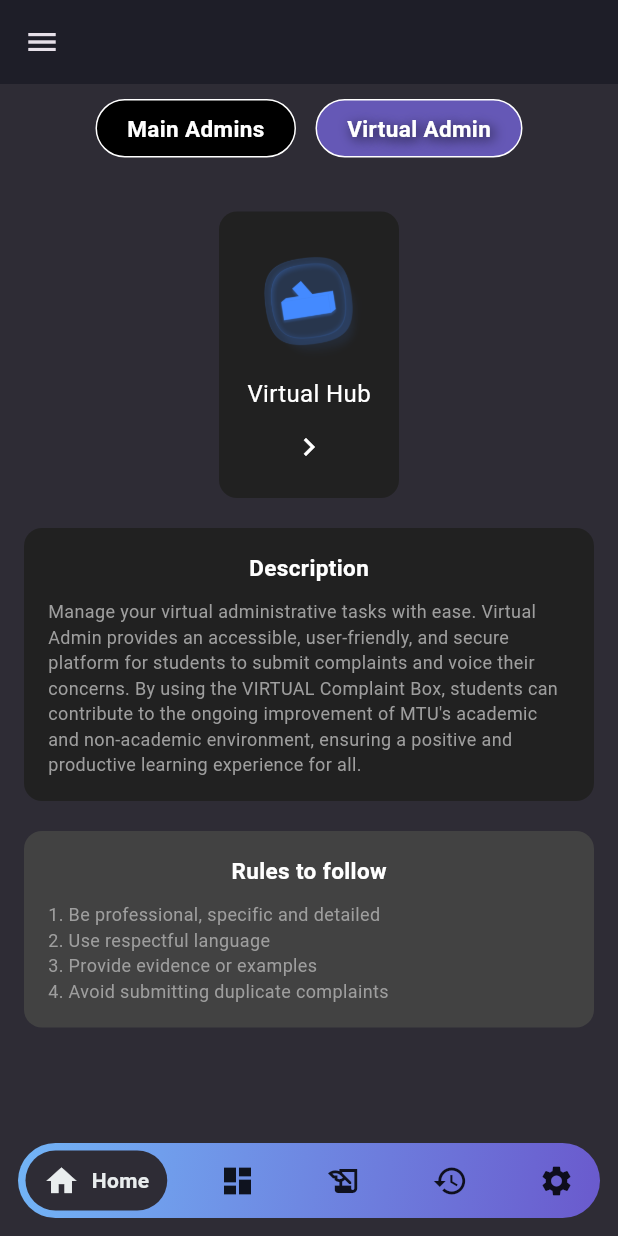
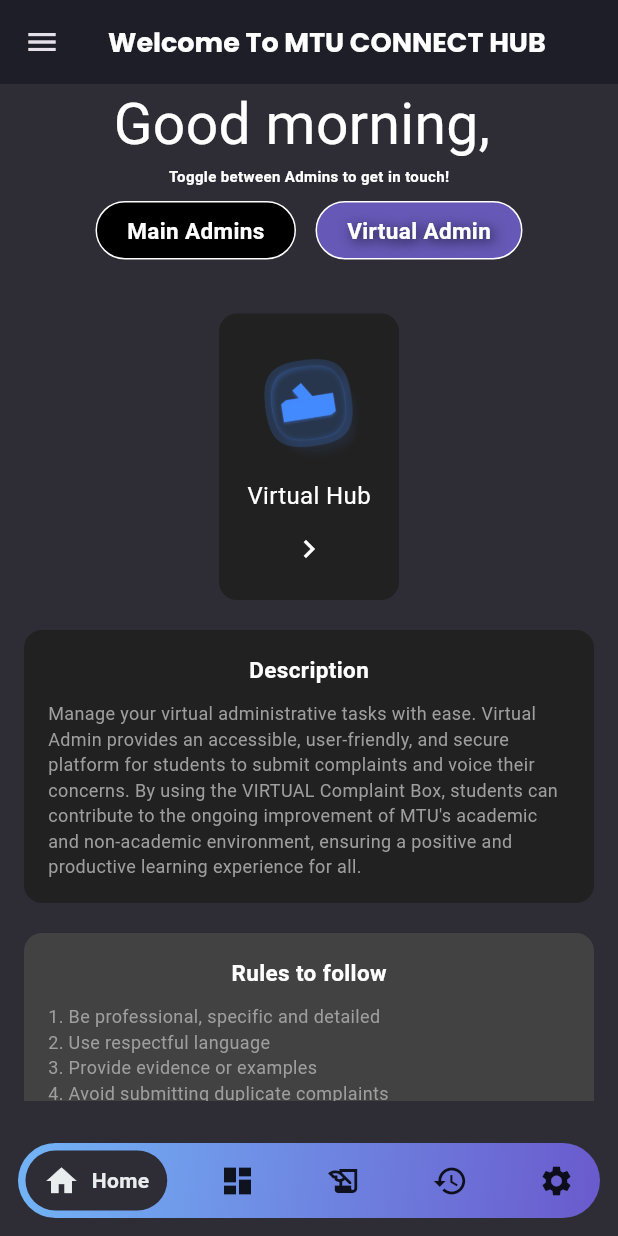
Before and after one commit to emmann-code/FINALYEARPROJECT, a Flutter app: the screen it shows once a user with an empty profile is signed in, after a tap on "Virtual Admin", on a phone screen of 412 x 824 dp. Run offline on Flutter 3.47's test engine with Material 3 defaults, Android fonts, the phone set to English and light mode, and no system bars; our stand-ins replace cloud_firestore, firebase_auth, firebase_core, firebase_storage, fl_chart, flutter_riverpod and 3 more; accounts and stored records are empty; network calls fail; Roboto replaces fonts that are missing (Aboreto); statements that could not run were skipped.

Commit message:
2nd commit

```diff
--- a/lib/features/home/presentation/home_page.dart
+++ b/lib/features/home/presentation/home_page.dart
@@ -1,6 +1,21 @@
+import 'package:firebase_auth/firebase_auth.dart';
 import 'package:flutter/material.dart';
 import 'package:google_fonts/google_fonts.dart';
 import 'package:mtu_connect_hub/features/home/data/my_complaint.dart';
+import 'package:mtu_connect_hub/features/home/presentation/user_main_admin/acacademicadvisory_office.dart';
+import 'package:mtu_connect_hub/features/home/presentation/user_main_admin/academic_office.dart';
+import 'package:mtu_connect_hub/features/home/presentation/user_main_admin/academicadv_office.dart';
+import 'package:mtu_connect_hub/features/home/presentation/user_main_admin/caferteria_office.dart';
+import 'package:mtu_connect_hub/features/home/presentation/user_main_admin/chapel_office.dart';
+import 'package:mtu_connect_hub/features/home/presentation/user_main_admin/college_office.dart';
+import 'package:mtu_connect_hub/features/home/presentation/user_main_admin/department_office.dart';
+import 'package:mtu_connect_hub/features/home/presentation/user_main_admin/finiance_assistance_office.dart';
+import 'package:mtu_connect_hub/features/home/presentation/user_main_admin/healthcare_office.dart';
+import 'package:mtu_connect_hub/features/home/presentation/user_main_admin/hostel_office.dart';
+import 'package:mtu_connect_hub/features/home/presentation/user_main_admin/it_support_office.dart';
+import 'package:mtu_connect_hub/features/home/presentation/user_main_admin/libraryhelp_office.dart';
+import 'package:mtu_connect_hub/features/home/presentation/user_main_admin/student_affairs_office.dart';
+import 'package:mtu_connect_hub/features/home/presentation/user_main_admin/technical_support_office.dart';
 import 'package:mtu_connect_hub/features/home/presentation/user_virtual_admin/virtual_hub.dart';
 import 'package:mtu_connect_hub/features/widgets/components/my_drawer.dart';
 
@@ -13,6 +28,37 @@ class Homepage extends StatefulWidget {
 
 class _HomepageState extends State<Homepage> {
   bool isMainAdmin = true;
+   String userEmail = "Guest";
+  String displayName = "Guest";
+
+  @override
+  void initState() {
+    super.initState();
+    _initializeUser();
+  }
+
+  void _initializeUser() {
+    User? user = FirebaseAuth.instance.currentUser;
+    if (user != null) {
+      setState(() {
+        userEmail = user.email ?? "Guest";
+        displayName = userEmail.split('@').first;
+      });
+    }
+  }
+
+  String _getGreeting() {
+    int hour = DateTime.now().hour;
+    if (hour >= 5 && hour < 12) {
+      return "Good morning, $displayName";
+    } else if (hour >= 12 && hour < 17) {
+      return "Good afternoon, $displayName";
+    } else if (hour >= 17 && hour < 21) {
+      return "Good evening, $displayName";
+    } else {
+      return "Good night, $displayName";
+    }
+  }
 
   @override
   Widget build(BuildContext context) {
@@ -23,15 +69,40 @@ class _HomepageState extends State<Homepage> {
       appBar: AppBar(
         backgroundColor: const Color.fromARGB(255, 30, 30, 40),
         elevation: 0,
+         title: Text(
+          'Welcome To MTU CONNECT HUB',
+          style: GoogleFonts.poppins(
+            fontSize: 18,
+            fontWeight: FontWeight.bold,
+            color: Colors.white,
           ),
-      body: SafeArea(
-        child: Column(
+        ),
+        centerTitle: true,
+      ),
+      body: Column(
         children: [
+          Text(
+           _getGreeting(),
+           style: GoogleFonts.aBeeZee(
+          fontSize: 38,
+          // fontWeight: FontWeight.bold,
+          color: Colors.white,
+                    ),
+                  ),
+          Text(
+          'Toggle between Admins to get in touch!',
+          style: GoogleFonts.styleScript(
+            fontSize: 10,
+            fontWeight: FontWeight.bold,
+            color: Colors.white,
+          ),
+        ),
           Padding(
             padding: const EdgeInsets.symmetric(horizontal: 16.0, vertical: 10),
             child: Row(
               mainAxisAlignment: MainAxisAlignment.center,
               children: [
+
                 _buildToggleButton("Main Admins", isMainAdmin, () {
                   setState(() {
                     isMainAdmin = true;
@@ -50,7 +121,6 @@ class _HomepageState extends State<Homepage> {
             child: isMainAdmin ? _buildMainAdminGrid() : _buildVirtualAdminUI(),
           ),
         ],
-        ),
       ),
     );
   }
@@ -156,42 +226,59 @@ class _HomepageState extends State<Homepage> {
   }
 
   // Widget _buildOfficeCard(String office) {
-  //   return Container(
-  //     decoration: BoxDecoration(
-  //       color: Colors.grey.shade900,
-  //       borderRadius: BorderRadius.circular(12),
-  //     ),
-  //     child: Column(
-  //       mainAxisAlignment: MainAxisAlignment.center,
-  //       children: [
-  //         CircleAvatar(
-  //           radius: 30,
-  //           backgroundColor: Colors.grey.shade700,
-  //         ),
-  //         const SizedBox(height: 10),
-  //         Text(
-  //           office,
-  //           style: const TextStyle(color: Colors.white, fontSize: 16),
-  //         ),
-  //         const SizedBox(height: 5),
-  //         IconButton(
-  //           onPressed: (){
+  // // Map office names to asset image paths
+  // final Map<String, String> officeImages = {
+  //   "Department Office": "assets/department.png",
+  //   "College Office": "assets/college.png",
+  //   "Hostel Office": "assets/hostemain.png",
+  //   "Chapel Office": "assets/chapel.png",
+  //   "Health Care Office": "assets/healthcare.png",
+  //   "Cafeteria Office": "assets/caferteria.png",
+  //   "IT Support": "assets/ICT.png",
+  //   "Library Help": "assets/library.png",
+  //   "Student Affairs": "assets/studentaffairs.png",
+  //   "Finance Assistance": "assets/finiance.png",
+  //   "Academic Advisory": "assets/academicadvise.png",
+  //   "Technical Support": "assets/technicalsupport.png",
+  // };
+
+  // // Use default image if no specific image is found
+  // String imagePath = officeImages[office] ?? "assets/studentaffairs.png";
+
+  // return Container(
+  //   decoration: BoxDecoration(
+  //     color: Colors.grey.shade900,
+  //     borderRadius: BorderRadius.circular(12),
+  //   ),
+  //   child: Column(
+  //     mainAxisAlignment: MainAxisAlignment.center,
+  //     children: [
+  //       CircleAvatar(
+  //         radius: 30,
+  //         backgroundColor: Colors.blue.shade300,
+  //         backgroundImage: AssetImage(imagePath), // Use image as avatar background
+  //       ),
+  //       const SizedBox(height: 10),
+  //       Text(
+  //         office,
+  //         style: const TextStyle(color: Colors.white, fontSize: 16),
+  //       ),
+  //       const SizedBox(height: 5),
+  //       IconButton(
+  //         onPressed: () {
   //           Navigator.push(
-  //                 context,
-  //                 MaterialPageRoute(builder: (context) => Addcomplaintspage()),
-  //               );
-  //         }, color: Colors.white, icon: const Icon(Icons.chevron_right_outlined),),
-  //       ],
-  //     ),
-  //   );
-  // }
+  //             context,
+              // MaterialPageRoute(builder: (context) => Addcomplaintspage()),
+  //           );
+  //         },
+  //         color: Colors.white,
+  //         icon: const Icon(Icons.chevron_right_outlined),
+  //       ),
+  //     ],
+  //   ),
+  // );
 
-
-
-
-
-  Widget _buildOfficeCard(String office) {
-  // Map office names to asset image paths
+  Widget _buildOfficeCard(String office, BuildContext context) {
   final Map<String, String> officeImages = {
     "Department Office": "assets/department.png",
     "College Office": "assets/college.png",
@@ -207,7 +294,22 @@ class _HomepageState extends State<Homepage> {
     "Technical Support": "assets/technicalsupport.png",
   };
 
-  // Use default image if no specific image is found
+  // Map each office to a specific complaint page
+  final Map<String, Widget Function()> officePages = {
+    "Department Office": () => DepartmentComplaintsPage(),
+    "College Office": () => CollegeComplaintsPage(),
+    "Hostel Office": () => HostelComplaintsPage(),
+    "Chapel Office": () => ChapelComplaintsPage(),
+    "Health Care Office": () => HealthCareComplaintsPage(),
+    "Cafeteria Office": () => CafeteriaComplaintsPage(),
+    "IT Support": () => ITSupportComplaintsPage(),
+    "Library Help": () => LibraryComplaintsPage(),
+    "Student Affairs": () => StudentAffairsComplaintsPage(),
+    "Finance Assistance": () => FinanceComplaintsPage(),
+    "Academic Advisory": () => AcademicAdvisoryComplaintsPage(),
+    "Technical Support": () => TechnicalSupportComplaintsPage(),
+  };
+
   String imagePath = officeImages[office] ?? "assets/studentaffairs.png";
 
   return Container(
@@ -221,7 +323,7 @@ class _HomepageState extends State<Homepage> {
         CircleAvatar(
           radius: 30,
           backgroundColor: Colors.blue.shade300,
-          backgroundImage: AssetImage(imagePath), // Use image as avatar background
+          backgroundImage: AssetImage(imagePath),
         ),
         const SizedBox(height: 10),
         Text(
@@ -231,10 +333,17 @@ class _HomepageState extends State<Homepage> {
         const SizedBox(height: 5),
         IconButton(
           onPressed: () {
+            if (officePages.containsKey(office)) {
               Navigator.push(
                 context,
-              MaterialPageRoute(builder: (context) => Addcomplaintspage()),
+                MaterialPageRoute(builder: (context) => officePages[office]!()),
               );
+            } else {
+              // Handle unknown office (optional)
+              ScaffoldMessenger.of(context).showSnackBar(
+                SnackBar(content: Text('Page not found for $office')),
+              );
+            }
           },
           color: Colors.white,
           icon: const Icon(Icons.chevron_right_outlined),
@@ -242,6 +351,8 @@ class _HomepageState extends State<Homepage> {
       ],
     ),
   );
+}
+
 }
 
 
--- a/lib/features/home/presentation/user_main_admin/finiance_assistance_office.dart
+++ b/lib/features/home/presentation/user_main_admin/finiance_assistance_office.dart
@@ -0,0 +1,13 @@
+import 'package:flutter/material.dart';class FinanceComplaintsPage extends StatefulWidget {
+  const FinanceComplaintsPage({super.key});
+
+  @override
+  State<FinanceComplaintsPage> createState() => _FinanceComplaintsPageState();
+}
+
+class _FinanceComplaintsPageState extends State<FinanceComplaintsPage> {
+  @override
+  Widget build(BuildContext context) {
+    return Container();
+  }
+}
--- a/pubspec.yaml
+++ b/pubspec.yaml
@@ -47,6 +47,7 @@ dependencies:
   cloud_firestore: ^5.6.5
   image_picker: ^1.1.2
   firebase_storage: ^12.4.4
+  intl: ^0.20.2
 
 
 dev_dependencies:
```
Also changed, not shown: lib/features/home/presentation/user_main_admin/academicadv_office.dart (added, +14 -0 lines), lib/features/home/presentation/user_main_admin/caferteria_office.dart (+14 -0 lines), lib/features/home/presentation/user_main_admin/chapel_office.dart (+14 -0 lines), lib/features/home/presentation/user_main_admin/college_office.dart (+14 -0 lines), lib/features/home/presentation/user_main_admin/department_office.dart (+15 -0 lines), lib/features/home/presentation/user_main_admin/healthcare_office.dart (+14 -0 lines), lib/features/home/presentation/user_main_admin/hostel_office.dart (+14 -0 lines), lib/features/home/presentation/user_main_admin/it_support_office.dart (+14 -0 lines), lib/features/home/presentation/user_main_admin/libraryhelp_office.dart (+14 -0 lines), lib/features/home/presentation/user_main_admin/student_affairs_office.dart (+14 -0 lines), lib/features/home/presentation/user_main_admin/technical_support_office.dart (+14 -0 lines), pubspec.lock. Lines whose indentation alone changed are shown as unchanged.
